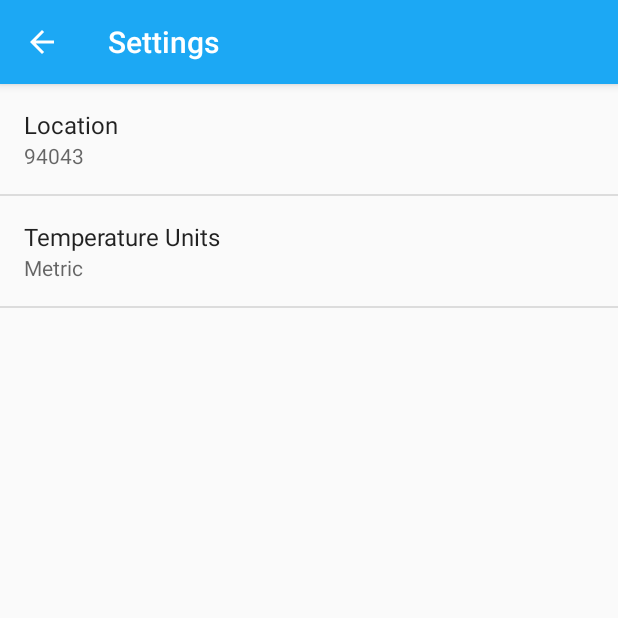
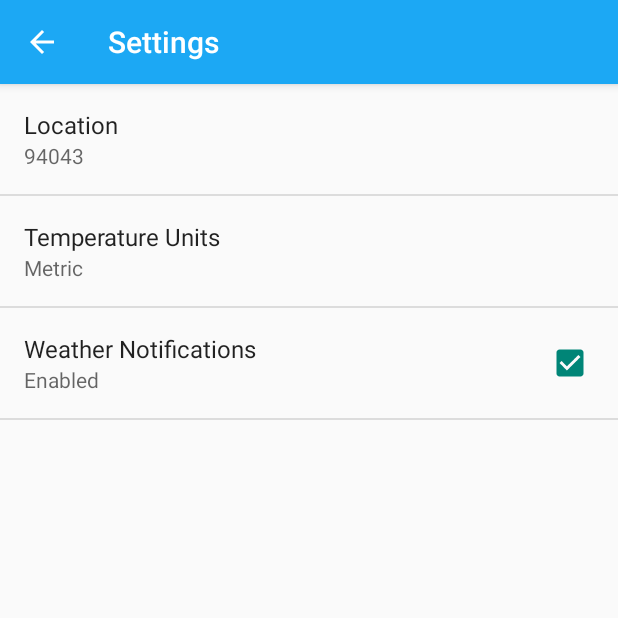
Before and after one commit to diegomalone/Sunshine, an Android app: the SettingsActivity screen opened directly, with no data from a screen before it, on a phone screen of 412 x 824 dp, the top half of it. Run offline under Robolectric (Android 15) with nearby library versions, the phone set to English and light mode, and no system bars.

Commit message:
Preference to turn off notification

```diff
--- a/app/src/main/java/com/example/android/sunshine/sync/SunshineSyncAdapter.java
+++ b/app/src/main/java/com/example/android/sunshine/sync/SunshineSyncAdapter.java
@@ -454,6 +454,12 @@ public class SunshineSyncAdapter extends AbstractThreadedSyncAdapter {
         Context context = getContext();
         //checking the last update and notify if it' the first of the day
         SharedPreferences prefs = PreferenceManager.getDefaultSharedPreferences(context);
+        String displayNotificationsKey = context.getString(R.string.pref_enable_notifications_key);
+        boolean displayNotifications = prefs.getBoolean(displayNotificationsKey,
+                Boolean.parseBoolean(context.getString(R.string.pref_enable_notifications_default)));
+
+        if (displayNotifications) {
+
             String lastNotificationKey = context.getString(R.string.pref_last_notification);
             long lastSync = prefs.getLong(lastNotificationKey, 0);
 
@@ -480,7 +486,6 @@ public class SunshineSyncAdapter extends AbstractThreadedSyncAdapter {
                             desc,
                             Utility.formatTemperature(context, high),
                             Utility.formatTemperature(context, low));
-
 
                     // NotificationCompatBuilder is a very convenient way to build backward-compatible
                     // notifications.  Just throw in some data.
@@ -512,12 +517,15 @@ public class SunshineSyncAdapter extends AbstractThreadedSyncAdapter {
                     // WEATHER_NOTIFICATION_ID allows you to update the notification later on.
                     mNotificationManager.notify(WEATHER_NOTIFICATION_ID, mBuilder.build());
 
+
                     //refreshing last sync
                     SharedPreferences.Editor editor = prefs.edit();
                     editor.putLong(lastNotificationKey, System.currentTimeMillis());
                     editor.commit();
                 }
             }
+        }
 
     }
+
 }
--- a/app/src/main/res/values/strings.xml
+++ b/app/src/main/res/values/strings.xml
@@ -15,6 +15,13 @@
 
     <!-- Label for the location preference [CHAR LIMIT=30] -->
     <string name="pref_location_label">Location</string>
+
+    <!-- Strings related to Notification Enabled preference -->
+    <string name="pref_enable_notifications_key" translatable="false">enable_notifications</string>
+    <string name="pref_enable_notifications_label">Weather Notifications</string>
+    <string name="pref_enable_notifications_true">Enabled</string>
+    <string name="pref_enable_notifications_false">Not Enabled</string>
+    <string name="pref_enable_notifications_default" translatable="false">true</string>
 
     <!-- Key name for storing location in SharedPreferences [CHAR LIMIT=NONE] -->
     <string name="pref_location_key" translatable="false">location</string>
--- a/app/src/main/res/xml/pref_general.xml
+++ b/app/src/main/res/xml/pref_general.xml
@@ -17,4 +17,11 @@
         android:key="@string/pref_units_key"
         android:title="@string/pref_units_label" />
 
+    <CheckBoxPreference
+        android:title="@string/pref_enable_notifications_label"
+        android:key="@string/pref_enable_notifications_key"
+        android:summaryOff="@string/pref_enable_notifications_false"
+        android:summaryOn="@string/pref_enable_notifications_true"
+        android:defaultValue="@string/pref_enable_notifications_default" />
+
 </PreferenceScreen>
```
Lines whose indentation alone changed are shown as unchanged.
